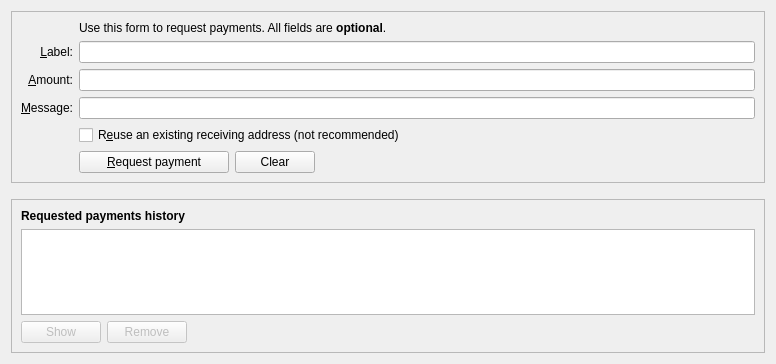
This is src/qt/forms/receivecoinsdialog.ui in tlc2/bitcredit-2.0-client as Qt 5 draws it before an edit. The edited form follows.
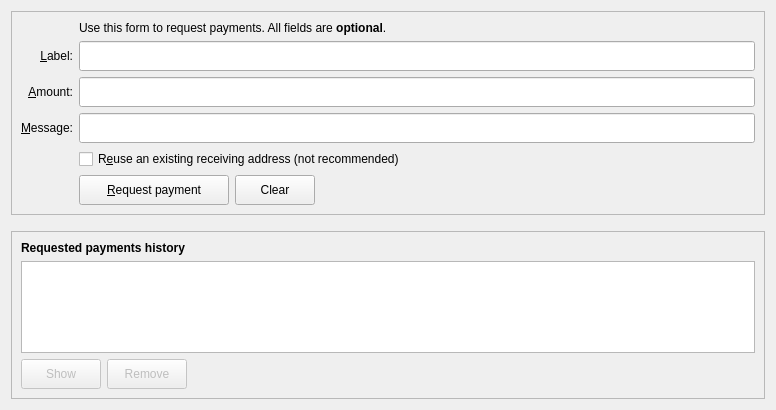
This is the edited form. Icons and pictures are not drawn. Custom widgets are drawn as their Qt base class.

What changed in the file:
```diff
--- a/src/qt/forms/receivecoinsdialog.ui
+++ b/src/qt/forms/receivecoinsdialog.ui
@@ -7,7 +7,7 @@
     <x>0</x>
     <y>0</y>
     <width>776</width>
-    <height>364</height>
+    <height>410</height>
    </rect>
   </property>
   <layout class="QVBoxLayout" name="verticalLayout" stretch="0,0,1">
@@ -63,6 +63,12 @@
         </item>
         <item row="4" column="2">
          <widget class="QLineEdit" name="reqLabel">
+          <property name="minimumSize">
+           <size>
+            <width>0</width>
+            <height>30</height>
+           </size>
+          </property>
           <property name="toolTip">
            <string>An optional label to associate with the new receiving address.</string>
           </property>
@@ -70,6 +76,12 @@
         </item>
         <item row="6" column="2">
          <widget class="QLineEdit" name="reqMessage">
+          <property name="minimumSize">
+           <size>
+            <width>0</width>
+            <height>30</height>
+           </size>
+          </property>
           <property name="toolTip">
            <string>An optional message to attach to the payment request, which will be displayed when the request is opened. Note: The message will not be sent with the payment over the Bitcredit network.</string>
           </property>
@@ -119,7 +131,7 @@
           <property name="minimumSize">
            <size>
             <width>80</width>
-            <height>0</height>
+            <height>30</height>
            </size>
           </property>
           <property name="toolTip">
@@ -134,7 +146,7 @@
             <property name="minimumSize">
              <size>
               <width>150</width>
-              <height>0</height>
+              <height>30</height>
              </size>
             </property>
             <property name="text">
@@ -154,11 +166,17 @@
               <verstretch>0</verstretch>
              </sizepolicy>
             </property>
+            <property name="minimumSize">
+             <size>
+              <width>0</width>
+              <height>30</height>
+             </size>
+            </property>
             <property name="toolTip">
              <string>Clear all fields of the form.</string>
             </property>
             <property name="text">
-             <string>Clear</string>
+             <string>  Clear  </string>
             </property>
             <property name="icon">
              <iconset resource="../bitcredit.qrc">
@@ -257,11 +275,17 @@
           <property name="enabled">
            <bool>false</bool>
           </property>
+          <property name="minimumSize">
+           <size>
+            <width>0</width>
+            <height>30</height>
+           </size>
+          </property>
           <property name="toolTip">
            <string>Show the selected request (does the same as double clicking an entry)</string>
           </property>
           <property name="text">
-           <string>Show</string>
+           <string>  Show  </string>
           </property>
           <property name="icon">
            <iconset resource="../bitcredit.qrc">
@@ -277,11 +301,17 @@
           <property name="enabled">
            <bool>false</bool>
           </property>
+          <property name="minimumSize">
+           <size>
+            <width>0</width>
+            <height>30</height>
+           </size>
+          </property>
           <property name="toolTip">
            <string>Remove the selected entries from the list</string>
           </property>
           <property name="text">
-           <string>Remove</string>
+           <string>  Remove  </string>
           </property>
           <property name="icon">
            <iconset resource="../bitcredit.qrc">
```
